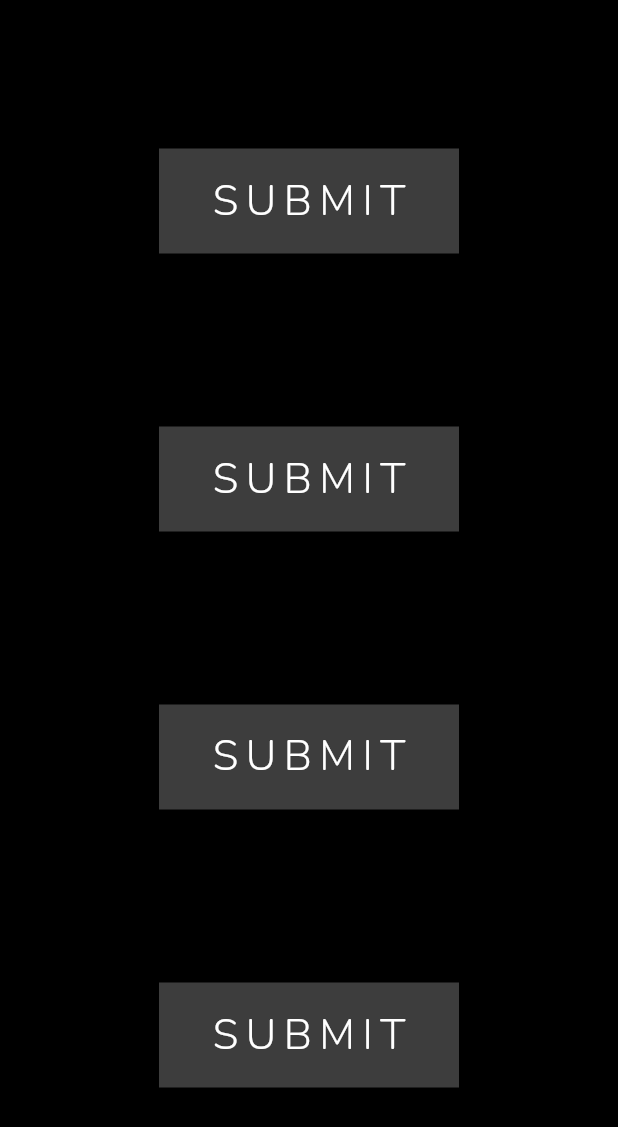
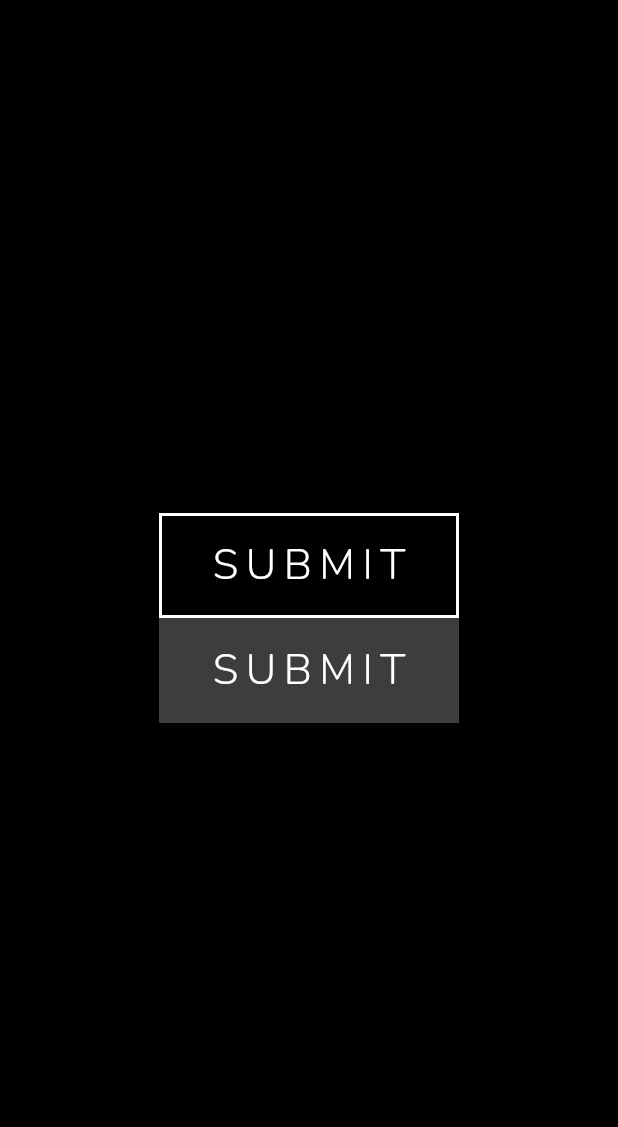
Before and after one commit to NikhilVadoliya/FlutterAnimatedButton, a Flutter app: the screen it shows after launch, on a phone screen of 412 x 824 dp. Shown: the top 1127 px of the screen. Run offline on Flutter 3.47's test engine with Material 2 defaults, Android fonts, the phone set to English and light mode, and no system bars; our stand-ins replace google_fonts.

Commit message:
:sparkles: add button border with slide animation

```diff
--- a/example/lib/main.dart
+++ b/example/lib/main.dart
@@ -40,44 +40,20 @@ class AnimatedButtonDemo extends StatelessWidget {
       body: Center(
         child: Column(
           crossAxisAlignment: CrossAxisAlignment.center,
-          mainAxisAlignment: MainAxisAlignment.spaceAround,
+          mainAxisAlignment: MainAxisAlignment.center,
           children: [
-              SizedBox(
-              height: 50,
-            ),
             AnimatedButton(
               height: 70,
               width: 200,
               text: 'SUBMIT',
               isReverse: true,
               selectedTextColor: Colors.black,
-              transitionType: TransitionType.BOTTOM_TO_TOP,
+              transitionType: TransitionType.LEFT_TO_RIGHT,
               textStyle: submitTextStyle,
-            ),
-            SizedBox(
-              height: 50,
-            ),
-            AnimatedButton(
-                height: 70,
-                width: 200,
-                text: 'SUBMIT',
-                isReverse: true,
-                selectedTextColor: Colors.black,
-                transitionType: TransitionType.TOP_TO_BOTTOM,
-                textStyle: submitTextStyle),
-            SizedBox(
-              height: 50,
-            ),
-            AnimatedButton(
-                height: 70,
-                width: 200,
-                text: 'SUBMIT',
-                isReverse: true,
-                selectedTextColor: Colors.black,
-                transitionType: TransitionType.RIGHT_TO_LEFT,
-                textStyle: submitTextStyle),
-            SizedBox(
-              height: 50,
+              unSelectedBackgroundColor: Colors.black,
+              borderColor: Colors.white,
+              borderRadius: 0,
+              borderWidth: 2,
             ),
             AnimatedButton(
               height: 70,
@@ -86,59 +62,8 @@ class AnimatedButtonDemo extends StatelessWidget {
               isReverse: true,
               selectedTextColor: Colors.black,
               transitionType: TransitionType.LEFT_TO_RIGHT,
-                textStyle: submitTextStyle),
-            SizedBox(
-              height: 50,
-            ),
-           /* AnimatedButton.strip(
-              width: 200,
-              height: 70,
-              text: 'SUBMIT',
-              isReverse: true,
-              selectedTextColor: Colors.black,
-              transitionType: TransitionType.LEFT_TO_RIGHT,
-              selectedBackgroundColor: Colors.white,
               textStyle: submitTextStyle,
             ),
-            SizedBox(
-              height: 50,
-            ),
-            AnimatedButton.strip(
-                width: 200,
-                height: 70,
-                text: 'SUBMIT',
-                isReverse: true,
-                selectedTextColor: Colors.black,
-                transitionType: TransitionType.RIGHT_TO_LEFT,
-                selectedBackgroundColor: Colors.white,
-                textStyle: submitTextStyle),
-            SizedBox(
-              height: 50,
-            ),
-            AnimatedButton.strip(
-                width: 200,
-                height: 70,
-                text: 'SUBMIT',
-                isReverse: true,
-                selectedTextColor: Colors.black,
-                transitionType: TransitionType.TOP_TO_BOTTOM,
-                selectedBackgroundColor: Colors.white,
-                textStyle: submitTextStyle),
-            SizedBox(
-              height: 50,
-            ),
-            AnimatedButton.strip(
-                width: 200,
-                height: 70,
-                text: 'SUBMIT',
-                isReverse: true,
-                selectedTextColor: Colors.black,
-                transitionType: TransitionType.BOTTOM_TO_TOP,
-                selectedBackgroundColor: Colors.white,
-                textStyle: submitTextStyle),
-            SizedBox(
-              height: 50,
-            ),*/
           ],
         ),
       ),
--- a/lib/animated_button.dart
+++ b/lib/animated_button.dart
@@ -18,8 +18,13 @@ class AnimatedButton extends StatefulWidget {
   final double height;
   final VoidCallback onPress;
   final TransitionType transitionType;
+
+  //button border
+  final Color borderColor;
+  final double borderWidth;
+  final double borderRadius;
+
   final bool isStrip;
-
   final Color stripColor;
   final double stripSize;
 
@@ -38,6 +43,9 @@ class AnimatedButton extends StatefulWidget {
       this.textAlignment = Alignment.center,
       this.height = 50,
       this.width = double.infinity,
+      this.borderColor = Colors.transparent,
+      this.borderRadius = 0,
+      this.borderWidth = 0,
       this.animationDuration = const Duration(milliseconds: 500)})
       : assert(text != null),
         isStrip = false,
@@ -64,6 +72,9 @@ class AnimatedButton extends StatefulWidget {
       this.stripColor = Colors.white,
       this.stripSize = 6})
       : assert(text != null),
+        borderRadius = 0,
+        borderWidth = 0,
+        borderColor=Colors.transparent,
         isStrip = true;
 
   @override
@@ -119,33 +130,19 @@ class _AnimatedButtonState extends State<AnimatedButton>
       style: widget.textStyle.copyWith(color: widget.selectedTextColor),
     );
 
-    var selectedButtonClick = InkWell(
-      onTap: () {
-        if (widget.isReverse && _controller.isCompleted) {
-          _controller.reverse();
-        } else {
-          _controller.forward();
-        }
-      },
-      child: textSelected,
-    );
-    var normalButtonClick = InkWell(
-      onTap: () {
-        if (widget.isReverse && _controller.isCompleted) {
-          _controller.reverse();
-        } else {
-          _controller.forward();
-        }
-      },
-      child: textSelected,
-    );
-
     return Stack(
       children: [
         Container(
           width: widget.width,
           height: widget.height,
-          color: widget.unSelectedBackgroundColor,
+          decoration: BoxDecoration(
+            color: widget.unSelectedBackgroundColor,
+            border: Border.all(
+              color: widget.borderColor,
+              width: widget.borderWidth,
+            ),
+            borderRadius: BorderRadius.circular(widget.borderRadius),
+          ),
           child: widget.isStrip
               ? StripAnimated(
                   stripAlign: widget.transitionType,
@@ -168,7 +165,14 @@ class _AnimatedButtonState extends State<AnimatedButton>
           child: Container(
               width: widget.width,
               height: widget.height,
-              color: widget.selectedBackgroundColor,
+              decoration: BoxDecoration(
+                color: widget.selectedBackgroundColor,
+                border: Border.all(
+                  color: Colors.white,
+                  width: widget.borderWidth,
+                ),
+                borderRadius: BorderRadius.circular(widget.borderRadius),
+              ),
               child: widget.isStrip
                   ? StripAnimated(
                       stripAlign: widget.transitionType,
```
Lines whose indentation alone changed are shown as unchanged.
